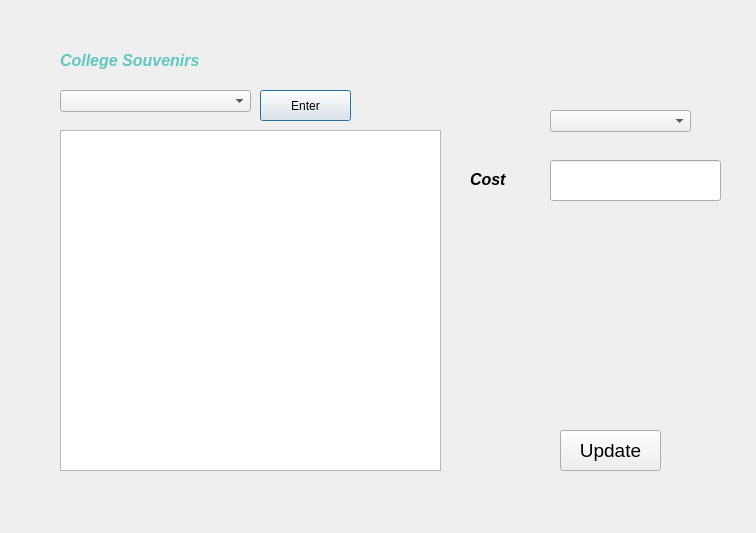
Before: the Qt Designer form souveniraddandedit.ui in Ling2251/CS1D-College-Tour, drawn with Qt 5.
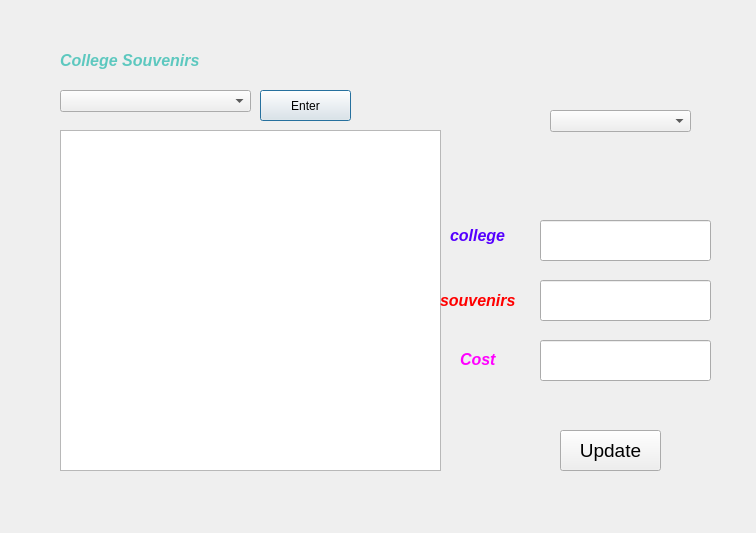
After: the same form once the commit is applied.

Patch:
```diff
--- a/souveniraddandedit.ui
+++ b/souveniraddandedit.ui
@@ -80,21 +80,21 @@
   <widget class="QLabel" name="cost">
    <property name="geometry">
     <rect>
-     <x>470</x>
-     <y>170</y>
+     <x>460</x>
+     <y>350</y>
      <width>71</width>
      <height>20</height>
     </rect>
    </property>
    <property name="text">
-    <string>&lt;html&gt;&lt;head/&gt;&lt;body&gt;&lt;p&gt;&lt;span style=&quot; font-size:12pt; font-weight:600; font-style:italic;&quot;&gt;Cost&lt;/span&gt;&lt;/p&gt;&lt;/body&gt;&lt;/html&gt;</string>
+    <string>&lt;html&gt;&lt;head/&gt;&lt;body&gt;&lt;p&gt;&lt;span style=&quot; font-size:12pt; font-weight:600; font-style:italic; color:#ff00ff;&quot;&gt;Cost&lt;/span&gt;&lt;/p&gt;&lt;/body&gt;&lt;/html&gt;</string>
    </property>
   </widget>
   <widget class="QLineEdit" name="costLine">
    <property name="geometry">
     <rect>
-     <x>550</x>
-     <y>160</y>
+     <x>540</x>
+     <y>340</y>
      <width>171</width>
      <height>41</height>
     </rect>
@@ -110,6 +110,52 @@
     </rect>
    </property>
   </widget>
+  <widget class="QLabel" name="label_2">
+   <property name="geometry">
+    <rect>
+     <x>440</x>
+     <y>280</y>
+     <width>101</width>
+     <height>41</height>
+    </rect>
+   </property>
+   <property name="text">
+    <string>&lt;html&gt;&lt;head/&gt;&lt;body&gt;&lt;p&gt;&lt;span style=&quot; font-size:12pt; font-weight:600; font-style:italic; color:#ff0000;&quot;&gt;souvenirs&lt;/span&gt;&lt;/p&gt;&lt;/body&gt;&lt;/html&gt;</string>
+   </property>
+  </widget>
+  <widget class="QLabel" name="label_3">
+   <property name="geometry">
+    <rect>
+     <x>450</x>
+     <y>210</y>
+     <width>91</width>
+     <height>51</height>
+    </rect>
+   </property>
+   <property name="text">
+    <string>&lt;html&gt;&lt;head/&gt;&lt;body&gt;&lt;p&gt;&lt;span style=&quot; font-size:12pt; font-weight:600; font-style:italic; color:#5500ff;&quot;&gt;college&lt;/span&gt;&lt;/p&gt;&lt;/body&gt;&lt;/html&gt;</string>
+   </property>
+  </widget>
+  <widget class="QLineEdit" name="souvenirsLine">
+   <property name="geometry">
+    <rect>
+     <x>540</x>
+     <y>280</y>
+     <width>171</width>
+     <height>41</height>
+    </rect>
+   </property>
+  </widget>
+  <widget class="QLineEdit" name="collegeLine">
+   <property name="geometry">
+    <rect>
+     <x>540</x>
+     <y>220</y>
+     <width>171</width>
+     <height>41</height>
+    </rect>
+   </property>
+  </widget>
  </widget>
  <resources/>
  <connections/>
```
